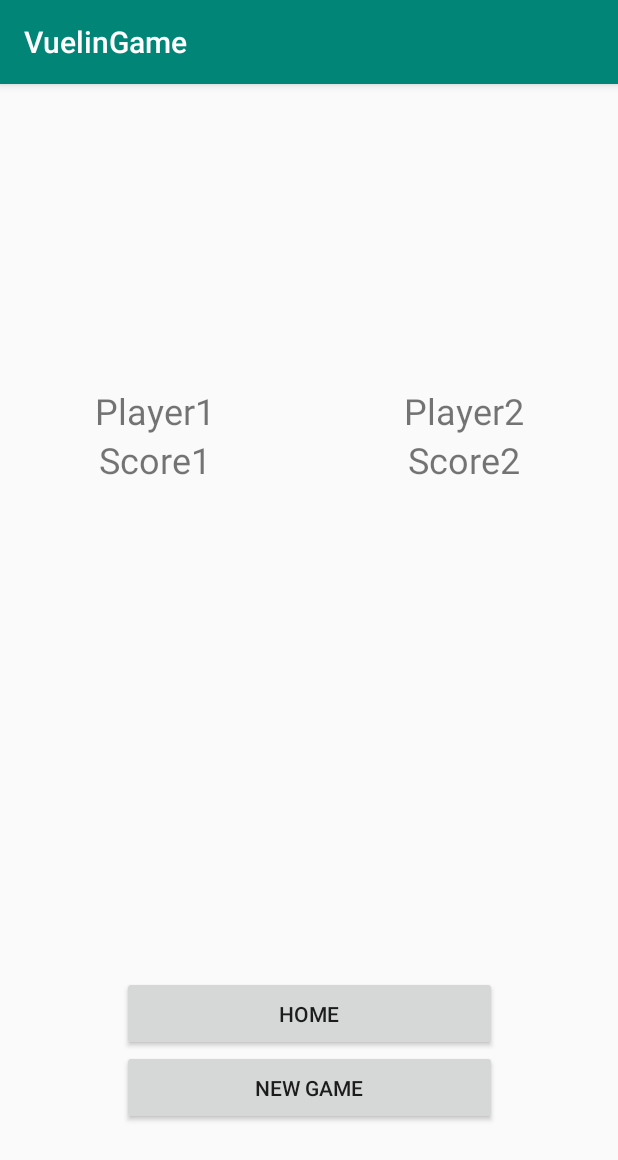
After one commit to eduardpopa99/HackUPC2019, an Android app: the ResultsActivity screen opened directly, with no data from a screen before it, on a phone screen of 412 x 824 dp. The commit adds this screen. Shown: the top 1160 px of the screen. Run offline under Robolectric (Android 15) with nearby library versions, the phone set to English and light mode, and no system bars.

Commit message:
nova Activity dels Results de la partida sense implementar la BD

```diff
--- a/app/src/main/AndroidManifest.xml
+++ b/app/src/main/AndroidManifest.xml
@@ -9,7 +9,8 @@
         android:roundIcon="@mipmap/ic_launcher_round"
         android:supportsRtl="true"
         android:theme="@style/AppTheme">
-        <activity android:name=".GameActivity"></activity>
+        <activity android:name=".ResultsActivity"></activity>
+        <activity android:name=".GameActivity" />
         <activity android:name=".MainActivity">
             <intent-filter>
                 <action android:name="android.intent.action.MAIN" />
--- /dev/null
+++ b/app/src/main/java/com/example/vuelingame/ResultsActivity.java
@@ -0,0 +1,26 @@
+package com.example.vuelingame;
+
+import androidx.appcompat.app.AppCompatActivity;
+
+import android.os.Bundle;
+import android.widget.TextView;
+
+public class ResultsActivity extends AppCompatActivity {
+
+    String p1, p2;
+    int s1, s2;
+
+    TextView textViewP1, textViewP2, textViewS1, textViewS2;
+
+    @Override
+    protected void onCreate(Bundle savedInstanceState) {
+        super.onCreate(savedInstanceState);
+        setContentView(R.layout.activity_results);
+
+        textViewP1 = findViewById(R.id.textViewPlayer1);
+        textViewP2 = findViewById(R.id.textViewPlayer2);
+        textViewS1 = findViewById(R.id.textViewScore1);
+        textViewS2 = findViewById(R.id.textViewScore2);
+
+    }
+}
--- a/app/src/main/res/layout/activity_game.xml
+++ b/app/src/main/res/layout/activity_game.xml
@@ -103,13 +103,6 @@
                 android:onClick="quitGame"
                 android:text="Quit" />
 
-            <TextView
-                android:layout_width="wrap_content"
-                android:layout_height="wrap_content"
-                android:layout_marginTop="20dp"
-                android:text="Catch the Ball ver2"
-                android:textSize="24sp" />
-
         </LinearLayout>
 
     </FrameLayout>
--- /dev/null
+++ b/app/src/main/res/layout/activity_results.xml
@@ -0,0 +1,97 @@
+<?xml version="1.0" encoding="utf-8"?>
+<androidx.constraintlayout.widget.ConstraintLayout xmlns:android="http://schemas.android.com/apk/res/android"
+    xmlns:app="http://schemas.android.com/apk/res-auto"
+    xmlns:tools="http://schemas.android.com/tools"
+    android:layout_width="match_parent"
+    android:layout_height="match_parent"
+    tools:context=".ResultsActivity">
+
+    <LinearLayout
+        android:id="@+id/linearLayout"
+        android:layout_width="match_parent"
+        android:layout_height="wrap_content"
+        android:layout_marginBottom="300dp"
+        android:orientation="horizontal"
+        app:layout_constraintBottom_toBottomOf="parent"
+        app:layout_constraintTop_toTopOf="parent">
+
+        <LinearLayout
+            android:layout_width="match_parent"
+            android:layout_height="match_parent"
+            android:layout_weight="1"
+            android:orientation="vertical"
+            tools:layout_editor_absoluteX="-16dp"
+            tools:layout_editor_absoluteY="-91dp">
+
+            <TextView
+                android:id="@+id/textViewPlayer1"
+                android:layout_width="match_parent"
+                android:layout_height="match_parent"
+                android:layout_weight="1"
+                android:gravity="center"
+                android:text="Player1"
+                android:textSize="24dp" />
+
+            <TextView
+                android:id="@+id/textViewScore1"
+                android:layout_width="match_parent"
+                android:layout_height="match_parent"
+                android:layout_weight="1"
+                android:gravity="center"
+                android:text="Score1"
+                android:textSize="24dp" />
+        </LinearLayout>
+
+        <LinearLayout
+            android:layout_width="match_parent"
+            android:layout_height="match_parent"
+            android:layout_weight="1"
+            android:orientation="vertical"
+            tools:layout_editor_absoluteX="-16dp"
+            tools:layout_editor_absoluteY="-91dp">
+
+            <TextView
+                android:id="@+id/textViewPlayer2"
+                android:layout_width="match_parent"
+                android:layout_height="match_parent"
+                android:layout_weight="1"
+                android:gravity="center"
+                android:text="Player2"
+                android:textSize="24dp" />
+
+            <TextView
+                android:id="@+id/textViewScore2"
+                android:layout_width="match_parent"
+                android:layout_height="match_parent"
+                android:layout_weight="1"
+                android:gravity="center"
+                android:text="Score2"
+                android:textSize="24dp" />
+        </LinearLayout>
+
+    </LinearLayout>
+
+    <Button
+        android:layout_width="250dp"
+        android:layout_height="50dp"
+        android:text="HOME"
+        app:layout_constraintBottom_toBottomOf="parent"
+        app:layout_constraintEnd_toEndOf="parent"
+        app:layout_constraintHorizontal_bias="0.5"
+        app:layout_constraintStart_toStartOf="parent"
+        app:layout_constraintTop_toBottomOf="@+id/linearLayout"
+        app:layout_constraintVertical_bias="0.726" />
+
+    <Button
+        android:layout_width="250dp"
+        android:layout_height="50dp"
+        android:text="NEW GAME"
+        app:layout_constraintBottom_toBottomOf="parent"
+        app:layout_constraintEnd_toEndOf="parent"
+        app:layout_constraintHorizontal_bias="0.5"
+        app:layout_constraintStart_toStartOf="parent"
+        app:layout_constraintTop_toBottomOf="@+id/linearLayout"
+        app:layout_constraintVertical_bias="0.836" />
+
+
+</androidx.constraintlayout.widget.ConstraintLayout>
```
